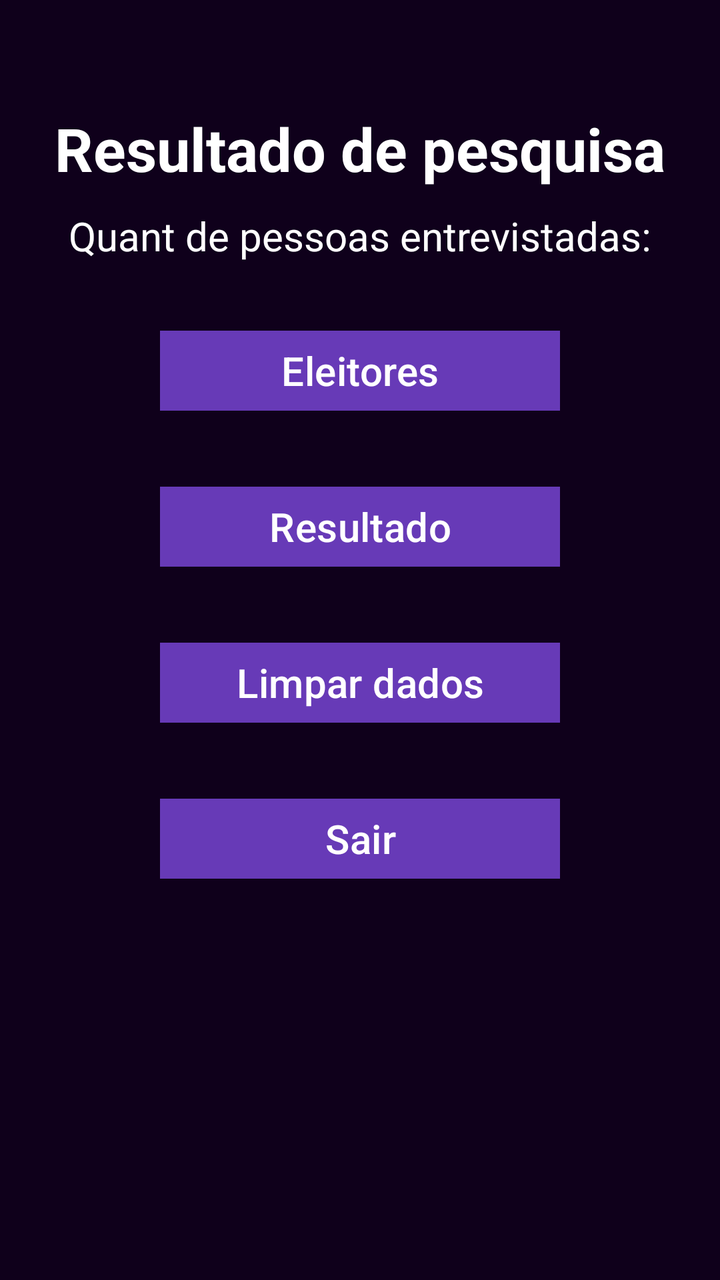
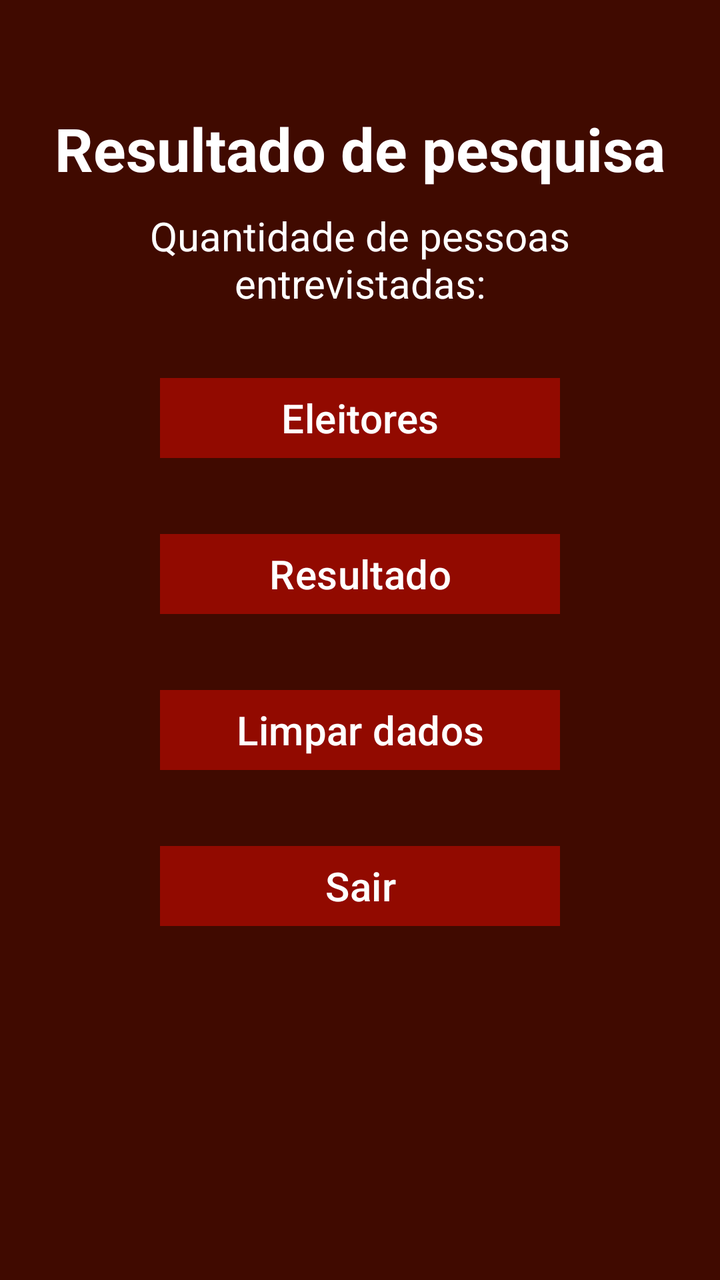

Screens rendered from an Android XML layout before and after an edit, with the pre-edit source and the edit as a unified diff.
<!-- AndroidManifest.xml: application theme Theme.SistemaEleicaoP1 -->
<!-- res/layout/activity_main.xml -->
<?xml version="1.0" encoding="utf-8"?>
<LinearLayout xmlns:android="http://schemas.android.com/apk/res/android"
    xmlns:app="http://schemas.android.com/apk/res-auto"
    xmlns:tools="http://schemas.android.com/tools"
    android:id="@+id/main"
    android:layout_width="match_parent"
    android:layout_height="match_parent"
    android:background="#0F001B"
    android:gravity="center_horizontal"
    android:orientation="vertical"
    android:padding="24dp"
    tools:context=".MainActivity">


    <TextView
        android:id="@+id/textView"
        android:layout_width="match_parent"
        android:layout_height="wrap_content"
        android:layout_marginTop="30dp"
        android:layout_marginBottom="10dp"
        android:text="Resultado de pesquisa"
        android:textAlignment="center"
        android:textColor="#FFFFFF"
        android:textSize="30sp"
        android:textStyle="bold" />

    <TextView
        android:id="@+id/textView2"
        android:layout_width="match_parent"
        android:layout_height="wrap_content"
        android:layout_marginBottom="30dp"
        android:text="Quant de pessoas entrevistadas:"
        android:textAlignment="center"
        android:textColor="#FFFFFF"
        android:textSize="20sp"
        app:cornerRadius="0dp" />

    <Button
        android:id="@+id/btnEleitores"
        android:layout_width="200dp"
        android:layout_height="wrap_content"
        android:layout_marginBottom="30dp"
        android:backgroundTint="#673AB7"
        android:text="Eleitores"
        android:textSize="20sp"
        app:cornerRadius="0dp" />

    <Button
        android:id="@+id/btnResultado"
        android:layout_width="200dp"
        android:layout_height="wrap_content"
        android:layout_marginBottom="30dp"
        android:backgroundTint="#673AB7"
        android:text="Resultado"
        android:textSize="20sp"
        app:cornerRadius="0dp" />

    <Button
        android:id="@+id/btnLimparDados"
        android:layout_width="200dp"
        android:layout_height="wrap_content"
        android:layout_marginBottom="30dp"
        android:backgroundTint="#673AB7"
        android:text="Limpar dados"
        android:textSize="20sp"
        app:cornerRadius="0dp" />

    <Button
        android:id="@+id/btnSair"
        android:layout_width="200dp"
        android:layout_height="wrap_content"
        android:backgroundTint="#673AB7"
        android:text="Sair"
        android:textSize="20sp"
        app:cornerRadius="0dp" />

</LinearLayout>
<!-- resources referenced by this layout -->
<resources>
  <style name="Theme.SistemaEleicaoP1" parent="Base.Theme.SistemaEleicaoP1" />
  <style name="Base.Theme.SistemaEleicaoP1" parent="Theme.Material3.DayNight.NoActionBar">
          
          
      </style>
</resources>

<!-- the commit's change to res/layout/activity_main.xml (unified diff, before → after) -->
@@ -5,7 +5,7 @@
     android:id="@+id/main"
     android:layout_width="match_parent"
     android:layout_height="match_parent"
-    android:background="#0F001B"
+    android:background="#400A00"
     android:gravity="center_horizontal"
     android:orientation="vertical"
     android:padding="24dp"
@@ -29,7 +29,7 @@
         android:layout_width="match_parent"
         android:layout_height="wrap_content"
         android:layout_marginBottom="30dp"
-        android:text="Quant de pessoas entrevistadas:"
+        android:text="Quantidade de pessoas entrevistadas:"
         android:textAlignment="center"
         android:textColor="#FFFFFF"
         android:textSize="20sp"
@@ -40,7 +40,7 @@
         android:layout_width="200dp"
         android:layout_height="wrap_content"
         android:layout_marginBottom="30dp"
-        android:backgroundTint="#673AB7"
+        android:backgroundTint="#920A00"
         android:text="Eleitores"
         android:textSize="20sp"
         app:cornerRadius="0dp" />
@@ -50,7 +50,7 @@
         android:layout_width="200dp"
         android:layout_height="wrap_content"
         android:layout_marginBottom="30dp"
-        android:backgroundTint="#673AB7"
+        android:backgroundTint="#920A00"
         android:text="Resultado"
         android:textSize="20sp"
         app:cornerRadius="0dp" />
@@ -60,7 +60,7 @@
         android:layout_width="200dp"
         android:layout_height="wrap_content"
         android:layout_marginBottom="30dp"
-        android:backgroundTint="#673AB7"
+        android:backgroundTint="#920A00"
         android:text="Limpar dados"
         android:textSize="20sp"
         app:cornerRadius="0dp" />
@@ -69,7 +69,7 @@
         android:id="@+id/btnSair"
         android:layout_width="200dp"
         android:layout_height="wrap_content"
-        android:backgroundTint="#673AB7"
+        android:backgroundTint="#920A00"
         android:text="Sair"
         android:textSize="20sp"
         app:cornerRadius="0dp" />
